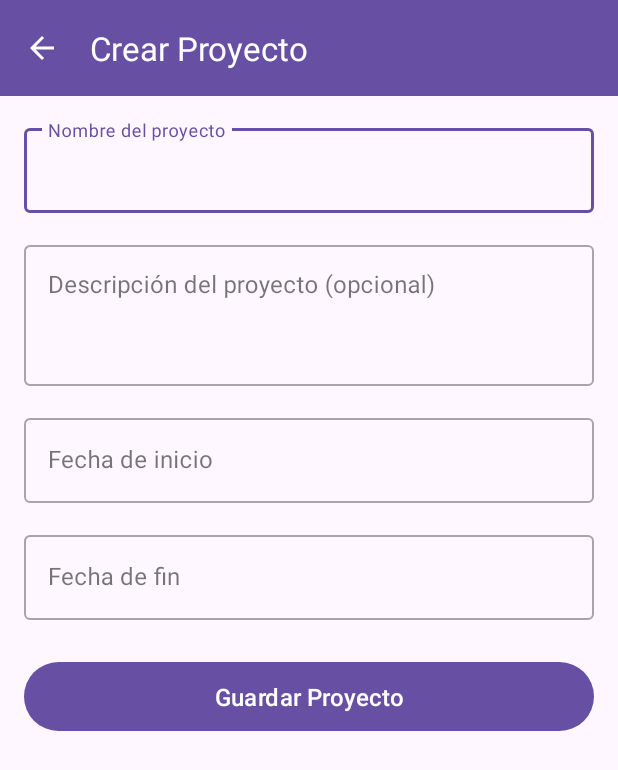
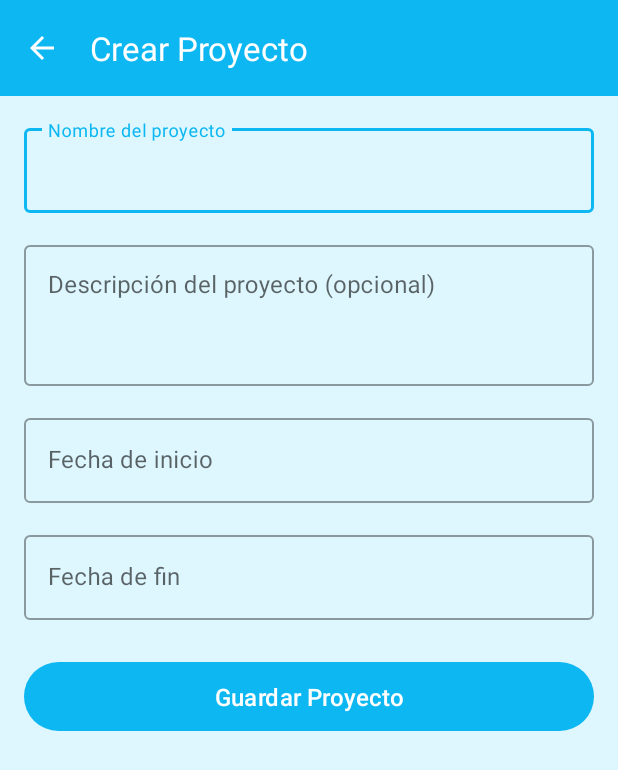
Before and after one commit to Jordi021/Proyectos-Personales, an Android app: the EditorProyectoActivity screen opened directly, with no data from a screen before it, on a phone screen of 412 x 824 dp. Shown: the top 770 px of the screen. Run offline under Robolectric (Android 15) with nearby library versions, the phone set to English and light mode, and no system bars; 1 statement that could not run was skipped.

Commit message:
improved GUI

```diff
--- a/app/src/main/AndroidManifest.xml
+++ b/app/src/main/AndroidManifest.xml
@@ -7,9 +7,9 @@
         android:allowBackup="true"
         android:dataExtractionRules="@xml/data_extraction_rules"
         android:fullBackupContent="@xml/backup_rules"
-        android:icon="@mipmap/ic_launcher"
+        android:icon="@mipmap/app_logo"
         android:label="@string/app_name"
-        android:roundIcon="@mipmap/ic_launcher_round"
+        android:roundIcon="@mipmap/app_logo_round"
         android:supportsRtl="true"
         tools:targetApi="31"
         android:theme="@style/Theme.PersonalProjectsJP">  <activity
--- a/app/src/main/java/com/personalprojects/LoginActivity.java
+++ b/app/src/main/java/com/personalprojects/LoginActivity.java
@@ -16,6 +16,7 @@ import com.google.android.material.textfield.TextInputLayout;
 import com.personalprojects.db.UsuariosDAO;
 import com.personalprojects.model.Usuario;
 import com.personalprojects.util.SessionManager;
+import android.text.Html;
 
 public class LoginActivity extends AppCompatActivity {
 
@@ -96,7 +97,7 @@ public class LoginActivity extends AppCompatActivity {
         final EditText etNombreUsuarioRecuperar = dialogView.findViewById(R.id.editTextNombreUsuarioRecuperar);
         final EditText etEmailRecuperar = dialogView.findViewById(R.id.editTextEmailRecuperar);
 
-        builder.setTitle("Recuperar Contraseña (Simulación)");
+        builder.setTitle("Recuperar Contraseña");
         builder.setPositiveButton("Buscar", (dialog, which) -> {
             String nombreUsuario = etNombreUsuarioRecuperar.getText().toString().trim();
             String email = etEmailRecuperar.getText().toString().trim();
@@ -108,9 +109,10 @@ public class LoginActivity extends AppCompatActivity {
 
             String contrasenaRecuperada = usuariosDAO.obtenerContrasenaPorNombreUsuarioYEmail(nombreUsuario, email);
             if (contrasenaRecuperada != null) {
+                String mensaje = "Tu contraseña es: <b>" + contrasenaRecuperada + "</b>";
                 new AlertDialog.Builder(this)
                         .setTitle("Contraseña Encontrada")
-                        .setMessage("Tu contraseña es: " + contrasenaRecuperada + "\n(En una app real, esto se manejaría de forma segura, ej. email con link de reseteo).")
+                        .setMessage(Html.fromHtml(mensaje, Html.FROM_HTML_MODE_LEGACY)) // Usar Html.fromHtml
                         .setPositiveButton("Entendido", null)
                         .show();
             } else {
--- a/app/src/main/res/layout/activity_login.xml
+++ b/app/src/main/res/layout/activity_login.xml
@@ -12,7 +12,7 @@
         android:layout_width="120dp"
         android:layout_height="120dp"
         android:layout_marginTop="32dp"
-        android:src="@mipmap/ic_launcher_round"
+        android:src="@mipmap/app_logo"
         app:layout_constraintEnd_toEndOf="parent"
         app:layout_constraintStart_toStartOf="parent"
         app:layout_constraintTop_toTopOf="parent"
--- a/app/src/main/res/values-night/themes.xml
+++ b/app/src/main/res/values-night/themes.xml
@@ -1,4 +1,10 @@
 <resources xmlns:tools="http://schemas.android.com/tools">
-    <style name="Base.Theme.PersonalProjectsJP" parent="Theme.Material3.DayNight.NoActionBar">
-    </style>
+    <style name="Base.Theme.PersonalProjectsJP" parent="Theme.Material3.Dark.NoActionBar"> <item name="colorPrimary">@color/app_azul_secundario</item> <item name="colorPrimaryVariant">@color/app_azul_principal</item> <item name="colorOnPrimary">@color/app_texto_sobre_azul_principal</item> <item name="colorSecondary">@color/app_azul_claro1</item> <item name="colorSecondaryVariant">@color/app_azul_claro2</item>
+        <item name="colorOnSecondary">@color/black</item> <item name="android:statusBarColor" tools:targetApi="l">?attr/colorPrimaryVariant</item>
+        <item name="android:windowBackground">#121212</item> <item name="colorSurface">#1E1E1E</item> <item name="colorOnSurface">@color/white</item> <item name="colorError">#CF6679</item> <item name="colorOnError">@color/black</item>
+
+        <item name="android:textColorPrimary">@color/white</item>
+        <item name="android:textColorSecondary">#B3FFFFFF</item> </style>
+
+    <style name="Theme.PersonalProjectsJP" parent="Base.Theme.PersonalProjectsJP" />
 </resources>
--- a/app/src/main/res/values/colors.xml
+++ b/app/src/main/res/values/colors.xml
@@ -8,7 +8,17 @@
     <color name="black">#FF000000</color>
     <color name="white">#FFFFFFFF</color>
 
-    <color name="chip_planificado">#FFC107</color> <color name="chip_text_planificado">#000000</color>
+    <color name="chip_planificado">#FFC107</color>
+    <color name="chip_text_planificado">#000000</color>
     <color name="chip_en_ejecucion">#2196F3</color> <color name="chip_text_en_ejecucion">#FFFFFF</color>
-    <color name="chip_realizado">#4CAF50</color> <color name="chip_text_realizado">#FFFFFF</color>
+    <color name="chip_realizado">#4CAF50</color>
+    <color name="chip_text_realizado">#FFFFFF</color>
+
+    <color name="app_azul_principal">#0cb7f2</color>
+    <color name="app_azul_secundario">#53d4ff</color>
+    <color name="app_azul_claro1">#81e3ff</color>
+    <color name="app_azul_claro2">#bceeff</color>
+    <color name="app_azul_muy_claro">#def7ff</color>
+    <color name="app_texto_sobre_azul_principal">#FFFFFFFF</color>
+    <color name="app_texto_sobre_azul_secundario">#FF000000</color>
 </resources>
--- a/app/src/main/res/values/strings.xml
+++ b/app/src/main/res/values/strings.xml
@@ -1,5 +1,5 @@
 <resources>
-    <string name="app_name">Gestor de Proyectos Personales</string>
+    <string name="app_name">Proyectos Personales</string>
 
     <string name="confirmar_eliminacion">Confirmar Eliminación</string>
     <string name="mensaje_confirmar_eliminacion">¿Estás seguro de que deseas eliminar este elemento?</string>
@@ -176,7 +176,7 @@
     <string name="eliminar">Eliminar</string>
     <string name="logout">Cerrar Sesión</string>
     <string name="guardar">Guardar</string>
-    <string name="titulo_proyectos">Your Project Title</string>
+    <string name="titulo_proyectos">Mi Gestor de Proyectos</string>
     <string name="mensaje_confirmar_eliminacion_proyecto">¿Estás seguro de que quieres eliminar el proyecto \"%1$s\"? Esto también eliminará todas sus actividades asociadas.</string>
     <string name="mensaje_confirmar_eliminacion_actividad">¿Estás seguro de que deseas eliminar la actividad \"%1$s\"?</string>
     <string name="no_hay_actividades">No hay actividades para este proyecto. ¡Añade una nueva!</string>
--- a/app/src/main/res/values/themes.xml
+++ b/app/src/main/res/values/themes.xml
@@ -1,6 +1,14 @@
 <resources xmlns:tools="http://schemas.android.com/tools">
     <style name="Base.Theme.PersonalProjectsJP" parent="Theme.Material3.DayNight.NoActionBar">
-    </style>
+        <item name="colorPrimary">@color/app_azul_principal</item>
+
+        <item name="colorPrimaryVariant">@color/app_azul_principal</item> <item name="colorOnPrimary">@color/app_texto_sobre_azul_principal</item> <item name="colorSecondary">@color/app_azul_secundario</item>
+
+        <item name="colorSecondaryVariant">@color/app_azul_claro1</item> <item name="colorOnSecondary">@color/app_texto_sobre_azul_secundario</item> <item name="android:statusBarColor" tools:targetApi="l">?attr/colorPrimaryVariant</item>
+        <item name="android:windowBackground">@color/app_azul_muy_claro</item> <item name="colorSurface">@color/white</item> <item name="colorOnSurface">@color/black</item> <item name="colorError">#B00020</item> <item name="colorOnError">@color/white</item>
+
+        <item name="android:textColorPrimary">@color/black</item>
+        <item name="android:textColorSecondary">#757575</item> </style>
 
     <style name="Theme.PersonalProjectsJP" parent="Base.Theme.PersonalProjectsJP" />
 </resources>
```
